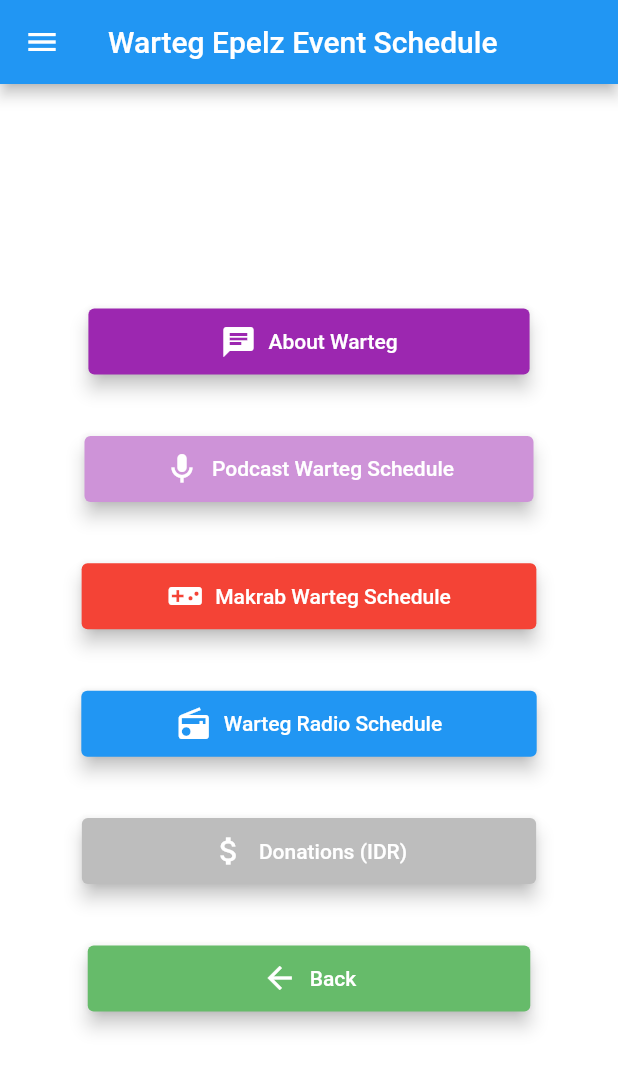
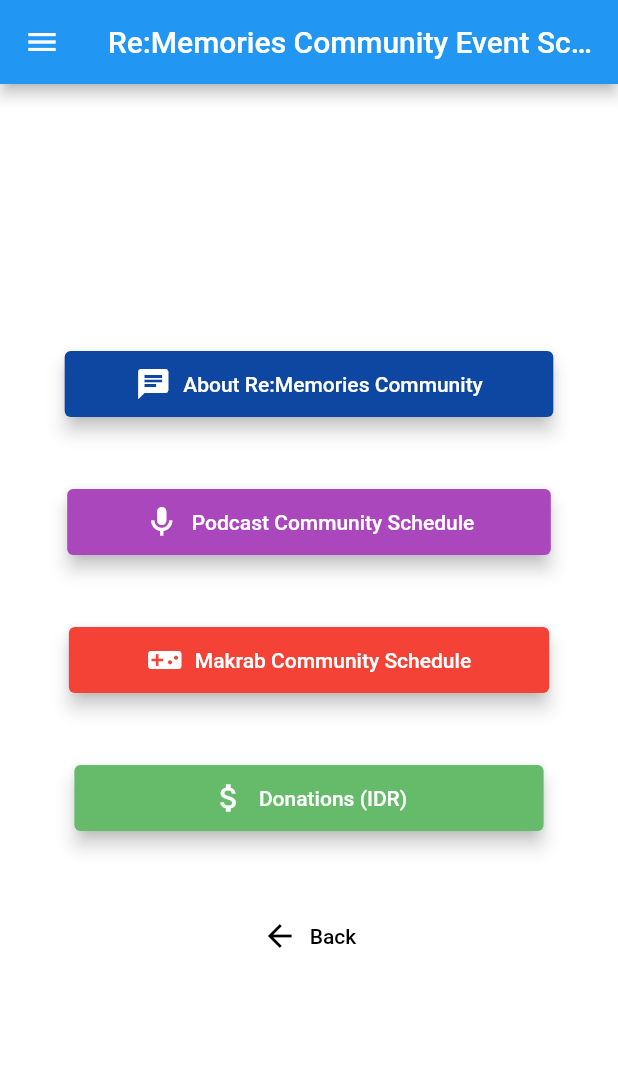
Before and after one commit to weild64/ReMeMobile, a Flutter app: the Halwarteg screen opened by its route, on a phone screen of 412 x 824 dp. Shown: the top 1070 px of the screen. Run offline on Flutter 3.47's test engine with Material 2 defaults, Android fonts, the phone set to English and light mode, and no system bars; our stand-ins replace carousel_pro, cloud_firestore, firebase_auth, firebase_messaging, permission_handler, splashscreen; accounts and stored records are empty.

Commit message:
desc and ui minor change

```diff
--- a/lib/page/ChloePage.dart
+++ b/lib/page/ChloePage.dart
@@ -397,7 +397,7 @@ class profilechloe extends StatelessWidget {
   @override
   Widget build(BuildContext context) {
     return new Scaffold(
-      backgroundColor: Colors.yellow.shade100,
+      backgroundColor: Colors.yellow.shade200,
       appBar: AppBar(
         leading: IconButton(
           icon: Icon(Icons.arrow_back, color: Colors.green),
@@ -472,7 +472,7 @@ class profilechloe extends StatelessWidget {
                 children: <Widget>[
                   TextButton.icon(
                       onPressed: () => _launchURL(
-                          'chloepawapua@gmail.com',
+                          'contact@rememories.id',
                           'Bussiness inquiries and collaboration',
                           'Hello Chloe'),
                       icon: Icon(Icons.mail, color: Colors.white),
--- a/lib/page/EpelPage.dart
+++ b/lib/page/EpelPage.dart
@@ -158,7 +158,7 @@ class Halepel extends StatelessWidget {
                   applicationLegalese: 'Created by DuoSim(P)',
                   children: <Widget>[
                     Text(
-                        'About us, We are from team called "Duo Sim(P)" with two member, called Renkyushi and Zafkiel'),
+                        'About us, We are from team called "Duo Sim(P)" with two member, called Renkyushi and Zafkiel, This is self fan project and does not affiliated directly to Re:Memories management'),
                   ],
                 );
               },
@@ -382,7 +382,7 @@ class Donoepel extends StatelessWidget {
                   applicationLegalese: 'Created by DuoSim(P)',
                   children: <Widget>[
                     Text(
-                        'About us, We are from team called "Duo Sim(P)" with two member, called Renkyushi and Zafkiel'),
+                        'About us, We are from team called "Duo Sim(P)" with two member, called Renkyushi and Zafkiel,  This is self fan project and does not affiliated directly to Re:Memories management'),
                   ],
                 );
               },
@@ -486,7 +486,7 @@ class profileepel extends StatelessWidget {
                 children: <Widget>[
                   TextButton.icon(
                     onPressed: () => _launchURL(
-                        'evelyn.vtuber@gmail.com',
+                        'contact@rememories.id',
                         'Bussiness inquiries and collaboration',
                         'Hello Evelyn'),
                     icon: Icon(Icons.mail, color: Colors.white),
--- a/lib/page/LilyPage.dart
+++ b/lib/page/LilyPage.dart
@@ -473,7 +473,7 @@ class profilelily extends StatelessWidget {
               subtitle: Column(
                 children: <Widget>[
                   TextButton.icon(
-                    onPressed: () => _launchURL('lily.ifeta@gmail.com',
+                    onPressed: () => _launchURL('contact@rememories.id',
                         'Bussiness inquiries and collaboration', 'Hello Lily'),
                     icon: Icon(Icons.mail, color: Colors.white),
                     label:
--- a/lib/page/ReyPage.dart
+++ b/lib/page/ReyPage.dart
@@ -455,7 +455,7 @@ class profilerey extends StatelessWidget {
                 children: <Widget>[
                   TextButton.icon(
                     onPressed: () => _launchURL(
-                        'reynardblanc@gmail.com',
+                        'contact@rememories.id',
                         'Bussiness inquiries and collaboration',
                         'Hello Reynard'),
                     icon: Icon(Icons.mail, color: Colors.white),
--- a/lib/page/WartegPage.dart
+++ b/lib/page/WartegPage.dart
@@ -30,7 +30,7 @@ class Halwarteg extends StatelessWidget {
       backgroundColor: Colors.white,
       appBar: new AppBar(
         title: new Text(
-          "Warteg Epelz Event Schedule",
+          "Re:Memories Community Event Schedule",
           style: TextStyle(color: Colors.white),
         ),
         leading: Builder(
@@ -53,13 +53,13 @@ class Halwarteg extends StatelessWidget {
             Spacer(flex: 4),
             ElevatedButton.icon(
               style: ElevatedButton.styleFrom(
-                primary: Colors.purple,
+                primary: Colors.blue.shade900,
                 onPrimary: Colors.white,
                 elevation: 5,
-                padding: EdgeInsets.symmetric(horizontal: 88, vertical: 10),
+                padding: EdgeInsets.symmetric(horizontal: 47, vertical: 10),
               ),
               icon: Icon(Icons.chat),
-              label: Text("About Warteg"),
+              label: Text("About Re:Memories Community"),
               onPressed: () {
                 Navigator.pushNamed(context, '/aboutwarteg');
               },
@@ -67,13 +67,13 @@ class Halwarteg extends StatelessWidget {
             Spacer(flex: 1),
             ElevatedButton.icon(
               style: ElevatedButton.styleFrom(
-                primary: Colors.purple.shade200,
+                primary: Colors.purple.shade400,
                 onPrimary: Colors.white,
                 elevation: 5,
-                padding: EdgeInsets.symmetric(horizontal: 53, vertical: 10),
+                padding: EdgeInsets.symmetric(horizontal: 51, vertical: 10),
               ),
               icon: Icon(Icons.mic_outlined),
-              label: Text("Podcast Warteg Schedule"),
+              label: Text("Podcast Community Schedule"),
               onPressed: () {
                 Navigator.pushNamed(context, '/SchedTablePodcast');
               },
@@ -84,16 +84,16 @@ class Halwarteg extends StatelessWidget {
                 primary: Colors.red,
                 onPrimary: Colors.white,
                 elevation: 5,
-                padding: EdgeInsets.symmetric(horizontal: 57, vertical: 10),
+                padding: EdgeInsets.symmetric(horizontal: 52, vertical: 10),
               ),
               icon: Icon(Icons.videogame_asset),
-              label: Text("Makrab Warteg Schedule"),
+              label: Text("Makrab Community Schedule"),
               onPressed: () {
                 Navigator.pushNamed(context, '/SchedTableMakrab');
               },
             ),
             Spacer(flex: 1), //Donation
-            ElevatedButton.icon(
+            /*ElevatedButton.icon(
               style: ElevatedButton.styleFrom(
                 primary: Colors.blue,
                 onPrimary: Colors.white,
@@ -107,12 +107,13 @@ class Halwarteg extends StatelessWidget {
               },
             ),
             Spacer(flex: 1),
+            */
             ElevatedButton.icon(
               style: ElevatedButton.styleFrom(
-                primary: Colors.grey.shade400,
+                primary: Colors.green.shade400,
                 onPrimary: Colors.white,
                 elevation: 5,
-                padding: EdgeInsets.symmetric(horizontal: 86, vertical: 10),
+                padding: EdgeInsets.symmetric(horizontal: 91, vertical: 10),
               ),
               icon: Icon(Icons.attach_money_outlined),
               label: Text("Donations (IDR)"),
@@ -125,10 +126,10 @@ class Halwarteg extends StatelessWidget {
             Spacer(flex: 1), // sched
             ElevatedButton.icon(
               style: ElevatedButton.styleFrom(
-                primary: Colors.green.shade400,
-                onPrimary: Colors.white,
-                elevation: 5,
-                padding: EdgeInsets.symmetric(horizontal: 116, vertical: 10),
+                primary: Colors.white,
+                onPrimary: Colors.black,
+                elevation: 0,
+                padding: EdgeInsets.symmetric(horizontal: 0, vertical: 0),
               ),
               icon: Icon(Icons.arrow_back),
               label: Text("Back"),
@@ -171,8 +172,8 @@ class Halwarteg extends StatelessWidget {
                 leading: Icon(Icons.chat_outlined),
                 title: Text("Discord Link"),
                 onTap: () async {
-                  if (await canLaunch('https://s.id/wartegepel')) {
-                    await launch('https://s.id/wartegepel');
+                  if (await canLaunch('https://rememories.id/discord')) {
+                    await launch('https://rememories.id/discord');
                   }
                 }),
             ListTile(
@@ -187,7 +188,7 @@ class Halwarteg extends StatelessWidget {
                   applicationLegalese: 'Created by DuoSim(P)',
                   children: <Widget>[
                     Text(
-                        'About us, We are from team called "Duo Sim(P)" with two member, called Renkyushi and Zafkiel'),
+                        'About us, We are from team called "Duo Sim(P)" with two member, called Renkyushi and Zafkiel,This program is Fan project fom us to Re:Memories'),
                   ],
                 );
               },
@@ -390,13 +391,13 @@ class aboutwarteg extends StatelessWidget {
   @override
   Widget build(BuildContext context) {
     return new Scaffold(
-      backgroundColor: Colors.blueGrey.shade300,
+      backgroundColor: Colors.blueGrey.shade700,
       appBar: AppBar(
         leading: IconButton(
           icon: Icon(Icons.arrow_back, color: Colors.white),
           onPressed: () => Navigator.of(context).pop(),
         ),
-        backgroundColor: Colors.blueGrey,
+        backgroundColor: Colors.blueGrey.shade800,
         title: Text(
           'About Discord Re:Memories',
           style: TextStyle(color: Colors.white),
@@ -430,7 +431,7 @@ class aboutwarteg extends StatelessWidget {
             tileColor: Colors.blueGrey.shade50,
             child: ListTile(
               title: Text(
-                'Warteg Epelz',
+                'Re:Memories Community Server',
                 style: TextStyle(
                   fontSize: 20,
                 ),
@@ -446,7 +447,7 @@ class aboutwarteg extends StatelessWidget {
                 crossAxisAlignment: CrossAxisAlignment.start,
                 children: [
                   Text(
-                    "This is a community server that housed Evelyn family Vtubers, an indie vtuber circle.\nThey are : Evelyn, Lily Ifeta, Reynard Blanc, and Chloe Pawapua\nin this server they hold many event including podcast, listening music together, play games together and Many more\n",
+                    "This is a official server that houses Re:Memories Vtubers, an indie vtuber Agency.\nThey are : Evelyn, Lily Ifeta, Reynard Blanc, and Chloe Pawapua\nin this server they hold many event including podcast, play games together and many more\n",
                   ),
                   // Text('Birthday : ',style: TextStyle(fontWeight: FontWeight.bold),),
                   // Text('1 December',textAlign: TextAlign.end,),
@@ -469,8 +470,8 @@ class aboutwarteg extends StatelessWidget {
                   TextButton(
                     child: aboutbtn(),
                     onPressed: () async {
-                      if (await canLaunch('s.id/wartegepel')) {
-                        await launch('s.id/wartegepel');
+                      if (await canLaunch('rememories.id/discord')) {
+                        await launch('rememories.id/discord');
                       }
                     },
                   ),
--- a/lib/page/dashPel.dart
+++ b/lib/page/dashPel.dart
@@ -26,7 +26,7 @@ class _dashmenuPelState extends State<dashmenuPel> {
           bucket: bucket,
         ),
         bottomNavigationBar: BottomAppBar(
-            color: Colors.pink.shade50,
+            color: Colors.white,
             shape: CircularNotchedRectangle(),
             notchMargin: 10,
             child: Container(
```
Also changed, not shown: lib/page/dashChloe.dart (+7 -7 lines), lib/page/dashLy.dart (+7 -7 lines), lib/page/dashRey.dart (+7 -7 lines).
